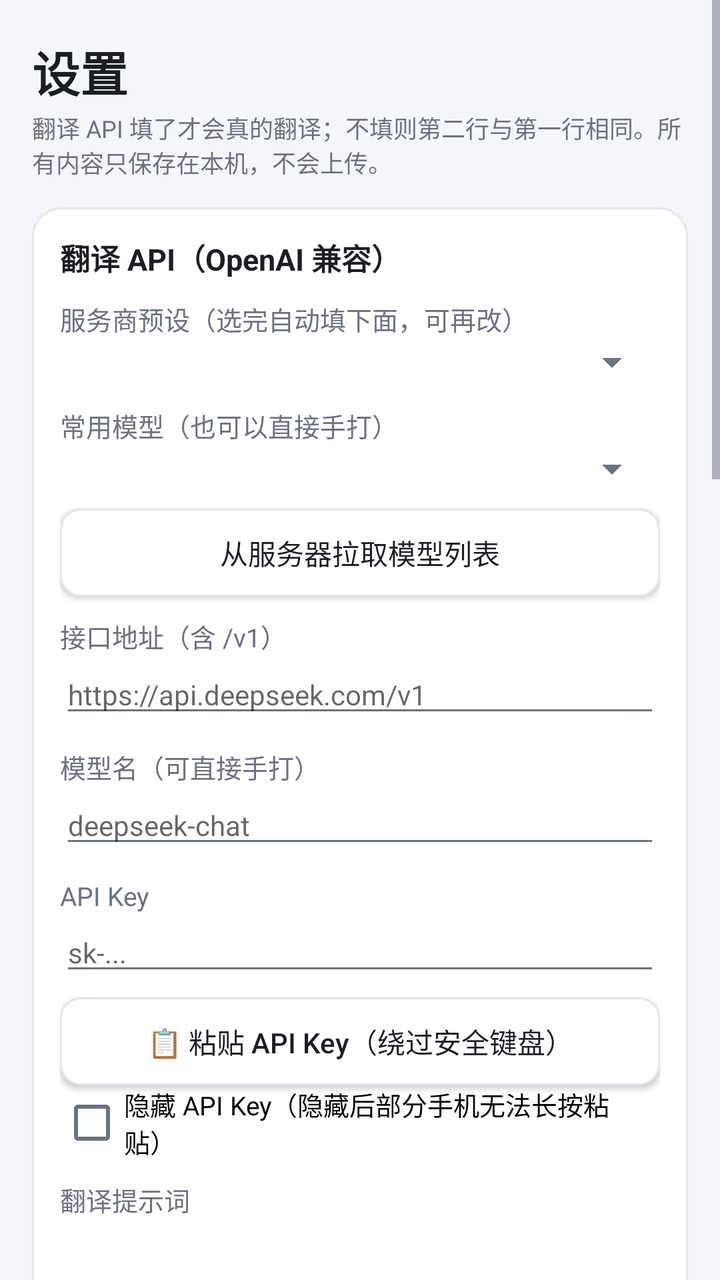
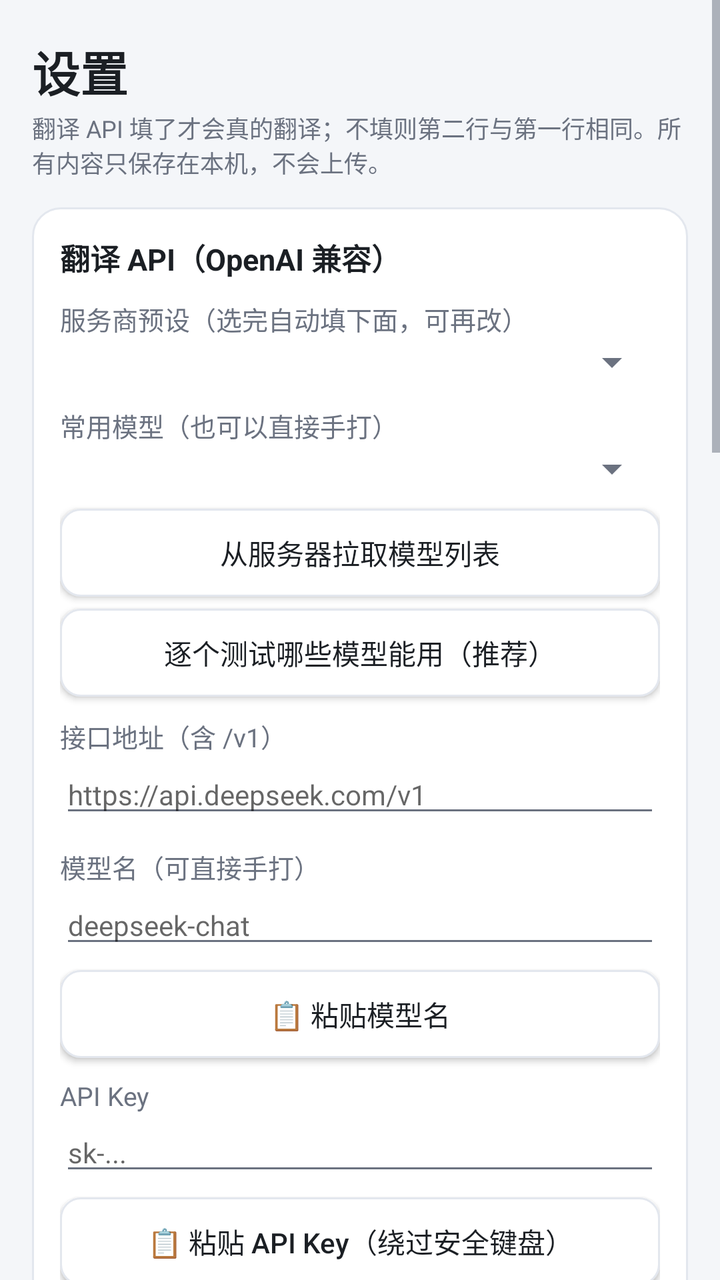

The first picture is an Android layout as it rendered before a commit; the second is the same layout after the commit. The layout source and the unified diff follow.
<!-- AndroidManifest.xml: application theme AppTheme -->
<!-- res/layout/activity_settings.xml -->
<?xml version="1.0" encoding="utf-8"?>
<ScrollView xmlns:android="http://schemas.android.com/apk/res/android"
    android:layout_width="match_parent"
    android:layout_height="match_parent"
    android:fillViewport="true">

    <LinearLayout
        android:layout_width="match_parent"
        android:layout_height="wrap_content"
        android:orientation="vertical"
        android:paddingStart="16dp"
        android:paddingEnd="16dp"
        android:paddingTop="18dp"
        android:paddingBottom="20dp">

        <TextView
            android:layout_width="wrap_content"
            android:layout_height="wrap_content"
            android:text="@string/settings_title"
            android:textColor="@color/text_primary"
            android:textSize="24sp"
            android:textStyle="bold" />

        <TextView
            android:layout_width="match_parent"
            android:layout_height="wrap_content"
            android:layout_marginTop="2dp"
            android:text="@string/settings_hint"
            android:textColor="@color/text_secondary"
            android:textSize="12sp" />

        
        <LinearLayout
            android:layout_width="match_parent"
            android:layout_height="wrap_content"
            android:layout_marginTop="14dp"
            android:background="@drawable/bg_card"
            android:orientation="vertical"
            android:padding="14dp">

            <TextView
                style="@style/SectionTitle"
                android:layout_width="wrap_content"
                android:layout_height="wrap_content"
                android:text="@string/settings_section_mt" />

            <TextView
                style="@style/FieldLabel"
                android:layout_width="wrap_content"
                android:layout_height="wrap_content"
                android:text="@string/settings_provider" />

            <Spinner
                android:id="@+id/spProvider"
                android:layout_width="match_parent"
                android:layout_height="wrap_content" />

            <TextView
                style="@style/FieldLabel"
                android:layout_width="wrap_content"
                android:layout_height="wrap_content"
                android:text="@string/settings_mt_model_preset" />

            <Spinner
                android:id="@+id/spMtModel"
                android:layout_width="match_parent"
                android:layout_height="wrap_content" />

            <Button
                android:id="@+id/btnFetchModels"
                style="@style/SecondaryButton"
                android:layout_width="match_parent"
                android:layout_height="wrap_content"
                android:layout_marginTop="8dp"
                android:text="@string/settings_fetch_models" />

            <TextView
                style="@style/FieldLabel"
                android:layout_width="wrap_content"
                android:layout_height="wrap_content"
                android:text="@string/settings_base_url" />

            <EditText
                android:id="@+id/etBaseUrl"
                android:layout_width="match_parent"
                android:layout_height="wrap_content"
                android:hint="@string/hint_base_url"
                android:inputType="textUri"
                android:textSize="14sp" />

            <TextView
                style="@style/FieldLabel"
                android:layout_width="wrap_content"
                android:layout_height="wrap_content"
                android:text="@string/settings_model" />

            <EditText
                android:id="@+id/etModel"
                android:layout_width="match_parent"
                android:layout_height="wrap_content"
                android:hint="@string/hint_model"
                android:inputType="text"
                android:textSize="14sp" />

            <TextView
                style="@style/FieldLabel"
                android:layout_width="wrap_content"
                android:layout_height="wrap_content"
                android:text="@string/settings_api_key" />

            <EditText
                android:id="@+id/etApiKey"
                android:layout_width="match_parent"
                android:layout_height="wrap_content"
                android:hint="@string/hint_api_key"
                android:importantForAutofill="no"
                android:inputType="textNoSuggestions"
                android:textSize="14sp" />

            <Button
                android:id="@+id/btnPasteApiKey"
                style="@style/SecondaryButton"
                android:layout_width="match_parent"
                android:layout_height="wrap_content"
                android:layout_marginTop="6dp"
                android:text="@string/btn_paste" />

            <CheckBox
                android:id="@+id/cbHideKey"
                android:layout_width="match_parent"
                android:layout_height="wrap_content"
                android:text="@string/settings_hide_key"
                android:textSize="13sp" />

            <TextView
                style="@style/FieldLabel"
                android:layout_width="wrap_content"
                android:layout_height="wrap_content"
                android:text="@string/settings_prompt" />

            <EditText
                android:id="@+id/etPrompt"
                android:layout_width="match_parent"
                android:layout_height="wrap_content"
                android:gravity="top"
                android:inputType="textMultiLine"
                android:minLines="2"
                android:textSize="13sp" />

            <LinearLayout
                android:layout_width="match_parent"
                android:layout_height="wrap_content"
                android:layout_marginTop="12dp"
                android:orientation="horizontal">

                <Button
                    android:id="@+id/btnTestMt"
                    style="@style/SecondaryButton"
                    android:layout_width="0dp"
                    android:layout_height="wrap_content"
                    android:layout_weight="1"
                    android:text="@string/settings_test" />

                <Button
                    android:id="@+id/btnSaveSettings"
                    style="@style/PrimaryButton"
                    android:layout_width="0dp"
                    android:layout_height="wrap_content"
                    android:layout_marginStart="8dp"
                    android:layout_weight="1"
                    android:text="@string/settings_save" />
            </LinearLayout>

            <TextView
                android:id="@+id/tvTestResult"
                android:layout_width="match_parent"
                android:layout_height="wrap_content"
                android:layout_marginTop="10dp"
                android:textColor="@color/text_secondary"
                android:textSize="12sp" />
        </LinearLayout>

        
        <LinearLayout
            android:layout_width="match_parent"
            android:layout_height="wrap_content"
            android:layout_marginTop="14dp"
            android:background="@drawable/bg_card"
            android:orientation="vertical"
            android:padding="14dp">

            <TextView
                style="@style/SectionTitle"
                android:layout_width="wrap_content"
                android:layout_height="wrap_content"
                android:text="@string/settings_section_asr" />

            <TextView
                style="@style/FieldLabel"
                android:layout_width="wrap_content"
                android:layout_height="wrap_content"
                android:text="@string/settings_asr_model" />

            <Spinner
                android:id="@+id/spAsrModel"
                android:layout_width="match_parent"
                android:layout_height="wrap_content" />

            <TextView
                style="@style/FieldLabel"
                android:layout_width="wrap_content"
                android:layout_height="wrap_content"
                android:text="@string/settings_asr_lang" />

            <Spinner
                android:id="@+id/spAsrLang"
                android:layout_width="match_parent"
                android:layout_height="wrap_content" />

            <TextView
                style="@style/FieldLabel"
                android:layout_width="wrap_content"
                android:layout_height="wrap_content"
                android:text="@string/settings_threads" />

            <Spinner
                android:id="@+id/spThreads"
                android:layout_width="match_parent"
                android:layout_height="wrap_content" />

            <CheckBox
                android:id="@+id/cbPartial"
                android:layout_width="match_parent"
                android:layout_height="wrap_content"
                android:layout_marginTop="10dp"
                android:text="@string/settings_partial"
                android:textSize="14sp" />

            <TextView
                android:layout_width="match_parent"
                android:layout_height="wrap_content"
                android:layout_marginTop="4dp"
                android:text="@string/settings_thermal_hint"
                android:textColor="@color/text_secondary"
                android:textSize="12sp" />
        </LinearLayout>

        
        <LinearLayout
            android:layout_width="match_parent"
            android:layout_height="wrap_content"
            android:layout_marginTop="14dp"
            android:background="@drawable/bg_card"
            android:orientation="vertical"
            android:padding="14dp">

            <TextView
                style="@style/SectionTitle"
                android:layout_width="wrap_content"
                android:layout_height="wrap_content"
                android:text="@string/settings_section_overlay" />

            <TextView
                style="@style/FieldLabel"
                android:layout_width="wrap_content"
                android:layout_height="wrap_content"
                android:text="@string/settings_font" />

            <Spinner
                android:id="@+id/spFont"
                android:layout_width="match_parent"
                android:layout_height="wrap_content" />

            <Button
                android:id="@+id/btnResetOverlay"
                style="@style/SecondaryButton"
                android:layout_width="match_parent"
                android:layout_height="wrap_content"
                android:layout_marginTop="12dp"
                android:text="@string/settings_reset_overlay" />

            <TextView
                android:layout_width="match_parent"
                android:layout_height="wrap_content"
                android:layout_marginTop="8dp"
                android:text="@string/settings_overlay_hint"
                android:textColor="@color/text_secondary"
                android:textSize="12sp" />
        </LinearLayout>

        
        <LinearLayout
            android:layout_width="match_parent"
            android:layout_height="wrap_content"
            android:layout_marginTop="14dp"
            android:background="@drawable/bg_card"
            android:orientation="vertical"
            android:padding="14dp">

            <TextView
                style="@style/SectionTitle"
                android:layout_width="wrap_content"
                android:layout_height="wrap_content"
                android:text="@string/settings_section_update" />

            <TextView
                style="@style/FieldLabel"
                android:layout_width="wrap_content"
                android:layout_height="wrap_content"
                android:text="@string/settings_update_url" />

            <EditText
                android:id="@+id/etUpdateUrl"
                android:layout_width="match_parent"
                android:layout_height="wrap_content"
                android:inputType="textUri"
                android:textSize="13sp" />

            <TextView
                style="@style/FieldLabel"
                android:layout_width="wrap_content"
                android:layout_height="wrap_content"
                android:text="@string/settings_update_token" />

            <EditText
                android:id="@+id/etUpdateToken"
                android:layout_width="match_parent"
                android:layout_height="wrap_content"
                android:hint="@string/hint_update_token"
                android:importantForAutofill="no"
                android:inputType="textNoSuggestions"
                android:textSize="13sp" />

            <Button
                android:id="@+id/btnPasteToken"
                style="@style/SecondaryButton"
                android:layout_width="match_parent"
                android:layout_height="wrap_content"
                android:layout_marginTop="6dp"
                android:text="@string/btn_paste_token" />

            <TextView
                android:layout_width="match_parent"
                android:layout_height="wrap_content"
                android:layout_marginTop="4dp"
                android:text="@string/settings_paste_hint"
                android:textColor="@color/text_secondary"
                android:textSize="12sp" />

            <Button
                android:id="@+id/btnCheckUpdate"
                style="@style/PrimaryButton"
                android:layout_width="match_parent"
                android:layout_height="wrap_content"
                android:layout_marginTop="12dp"
                android:text="@string/settings_check_update" />

            <TextView
                android:id="@+id/tvUpdateResult"
                android:layout_width="match_parent"
                android:layout_height="wrap_content"
                android:layout_marginTop="10dp"
                android:textColor="@color/text_secondary"
                android:textSize="12sp" />
        </LinearLayout>

        <TextView
            android:layout_width="match_parent"
            android:layout_height="wrap_content"
            android:layout_marginTop="14dp"
            android:text="@string/settings_footer"
            android:textColor="@color/text_secondary"
            android:textSize="12sp" />

    </LinearLayout>
</ScrollView>
<!-- resources referenced by this layout -->
<resources>
  <color name="text_primary">#1B1F24</color>
  <color name="text_secondary">#6B7280</color>
  <string name="btn_paste">📋 粘贴 API Key（绕过安全键盘）</string>
  <string name="btn_paste_token">📋 粘贴 Token（绕过安全键盘）</string>
  <string name="hint_api_key">sk-...</string>
  <string name="hint_base_url">https://api.deepseek.com/v1</string>
  <string name="hint_model">deepseek-chat</string>
  <string name="hint_update_token">github_pat_... 或 ghp_...</string>
  <string name="settings_api_key">API Key</string>
  <string name="settings_asr_lang">源语言（已知就写死，更快更准）</string>
  <string name="settings_asr_model">识别模型（越大越准、越耗电）</string>
  <string name="settings_base_url">接口地址（含 /v1）</string>
  <string name="settings_check_update">检查更新并下载</string>
  <string name="settings_fetch_models">从服务器拉取模型列表</string>
  <string name="settings_font">字幕字号</string>
  <string name="settings_footer">改完识别模型后，回主界面下载或导入对应的模型文件。</string>
  <string name="settings_hide_key">隐藏 API Key（隐藏后部分手机无法长按粘贴）</string>
  <string name="settings_hint">翻译 API 填了才会真的翻译；不填则第二行与第一行相同。所有内容只保存在本机，不会上传。</string>
  <string name="settings_model">模型名（可直接手打）</string>
  <string name="settings_mt_model_preset">常用模型（也可以直接手打）</string>
  <string name="settings_overlay_hint">字幕可以直接在屏幕上按住拖动；单击切换详细/精简；位置与字号都会记住。</string>
  <string name="settings_partial">边说边出临时字幕（明显更耗电，发热主要来自它）</string>
  <string name="settings_paste_hint">如果长按弹不出「粘贴」，就先在别处复制，再点上面的粘贴按钮——它直接读剪贴板，不经过输入法。</string>
  <string name="settings_prompt">翻译提示词</string>
  <string name="settings_provider">服务商预设（选完自动填下面，可再改）</string>
  <string name="settings_reset_overlay">重置字幕位置</string>
  <string name="settings_save">保存</string>
  <string name="settings_section_asr">识别</string>
  <string name="settings_section_mt">翻译 API（OpenAI 兼容）</string>
  <string name="settings_section_overlay">字幕外观</string>
  <string name="settings_section_update">应用内更新</string>
  <string name="settings_test">测试连接</string>
  <string name="settings_thermal_hint">默认关闭以控制发热。手机发烫时系统也会自动帮你关掉它。</string>
  <string name="settings_threads">推理线程数（越少越省电、越不烫）</string>
  <string name="settings_title">设置</string>
  <string name="settings_update_token">只读 Token（私有仓库必填）</string>
  <string name="settings_update_url">更新源（GitHub Release 接口）</string>
  <style name="FieldLabel">
          <item name="android:textSize">13sp</item>
          <item name="android:textColor">@color/text_secondary</item>
          <item name="android:layout_marginTop">10dp</item>
      </style>
  <style name="PrimaryButton">
          <item name="android:background">@drawable/bg_button_primary</item>
          <item name="android:textColor">@color/white</item>
          <item name="android:textAllCaps">false</item>
          <item name="android:textSize">15sp</item>
          <item name="android:minHeight">48dp</item>
      </style>
  <style name="SecondaryButton">
          <item name="android:background">@drawable/bg_button_secondary</item>
          <item name="android:textColor">@color/text_primary</item>
          <item name="android:textAllCaps">false</item>
          <item name="android:textSize">14sp</item>
          <item name="android:minHeight">44dp</item>
      </style>
  <style name="SectionTitle">
          <item name="android:textSize">15sp</item>
          <item name="android:textStyle">bold</item>
          <item name="android:textColor">@color/text_primary</item>
      </style>
  <color name="card">#FFFFFF</color>
  <color name="card_stroke">#E3E7EE</color>
  <color name="white">#FFFFFF</color>
  <color name="bg">#F4F6F9</color>
  <color name="primary">#2F6FED</color>
  <color name="primary_dark">#1F4FB0</color>
  <color name="primary_disabled">#B9C6DE</color>
  <color name="primary_pressed">#2559C9</color>
  <!-- unchanged entries left out for length: 4 -->
</resources>

<!-- the commit's change to res/layout/activity_settings.xml (unified diff, before → after) -->
@@ -74,6 +74,14 @@
                 android:layout_marginTop="8dp"
                 android:text="@string/settings_fetch_models" />
 
+            <Button
+                android:id="@+id/btnTestModels"
+                style="@style/SecondaryButton"
+                android:layout_width="match_parent"
+                android:layout_height="wrap_content"
+                android:layout_marginTop="6dp"
+                android:text="@string/settings_test_models" />
+
             <TextView
                 style="@style/FieldLabel"
                 android:layout_width="wrap_content"
@@ -99,8 +107,17 @@
                 android:layout_width="match_parent"
                 android:layout_height="wrap_content"
                 android:hint="@string/hint_model"
-                android:inputType="text"
+                android:importantForAutofill="no"
+                android:inputType="textNoSuggestions"
                 android:textSize="14sp" />
+
+            <Button
+                android:id="@+id/btnPasteModel"
+                style="@style/SecondaryButton"
+                android:layout_width="match_parent"
+                android:layout_height="wrap_content"
+                android:layout_marginTop="6dp"
+                android:text="@string/btn_paste_model" />
 
             <TextView
                 style="@style/FieldLabel"
<!-- resource entries referenced after the edit -->
@@ -3,6 +3,7 @@
   <color name="text_primary">#1B1F24</color>
   <color name="text_secondary">#6B7280</color>
   <string name="btn_paste">📋 粘贴 API Key（绕过安全键盘）</string>
+  <string name="btn_paste_model">📋 粘贴模型名</string>
   <string name="btn_paste_token">📋 粘贴 Token（绕过安全键盘）</string>
   <string name="hint_api_key">sk-...</string>
   <string name="hint_base_url">https://api.deepseek.com/v1</string>
@@ -32,6 +33,7 @@
   <string name="settings_section_overlay">字幕外观</string>
   <string name="settings_section_update">应用内更新</string>
   <string name="settings_test">测试连接</string>
+  <string name="settings_test_models">逐个测试哪些模型能用（推荐）</string>
   <string name="settings_thermal_hint">默认关闭以控制发热。手机发烫时系统也会自动帮你关掉它。</string>
   <string name="settings_threads">推理线程数（越少越省电、越不烫）</string>
   <string name="settings_title">设置</string>
